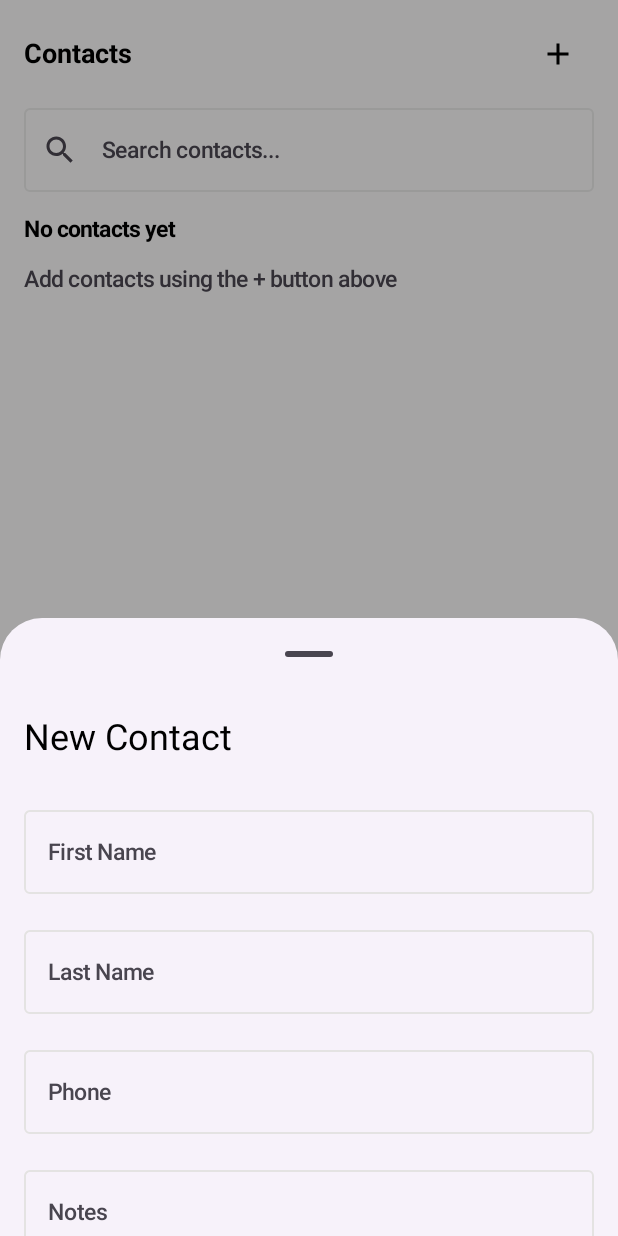
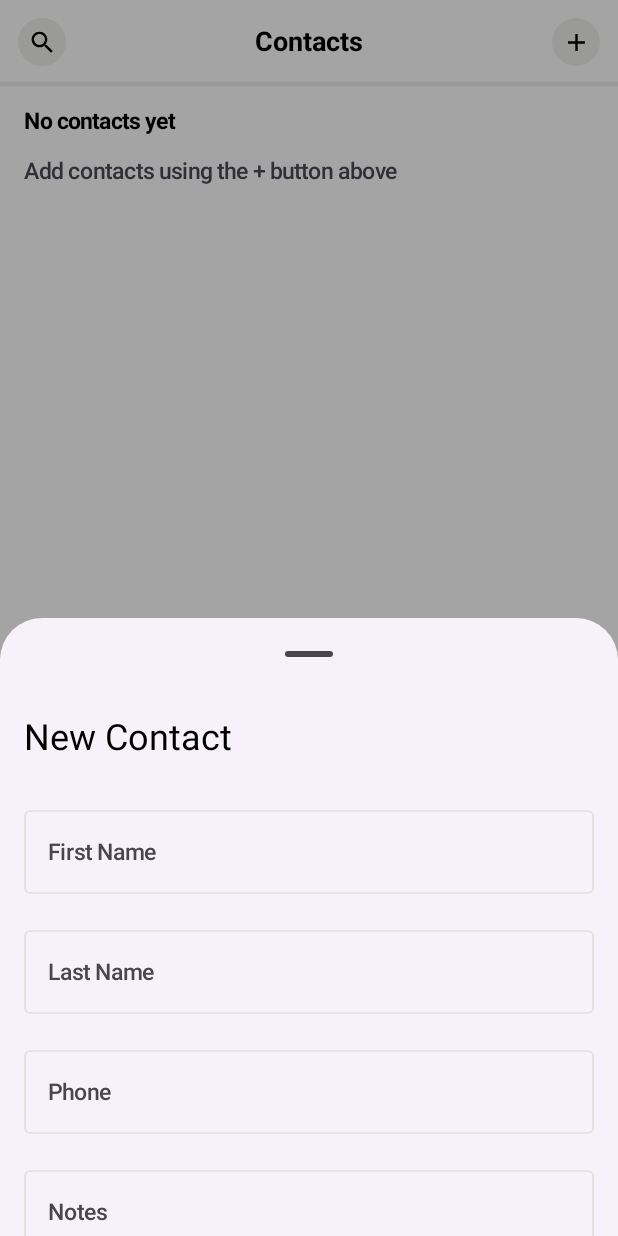
Before and after one commit to Infante/meadow-contact-app, an Android app built with Jetpack Compose: the screen it shows after launch (MainActivity), after a tap on "Add Contact", on a phone screen of 412 x 824 dp. Run offline under Robolectric (Android 15) with nearby library versions, the phone set to English and light mode, and no system bars; our stand-ins replace Room's generated code.

Commit message:
contact header styling

```diff
--- a/app/src/main/java/com/roberto/meadow/ui/components/ContactListHeader.kt
+++ b/app/src/main/java/com/roberto/meadow/ui/components/ContactListHeader.kt
@@ -1,6 +1,8 @@
 package com.roberto.meadow.ui.components
 
+import androidx.compose.foundation.background
 import androidx.compose.foundation.layout.*
+import androidx.compose.foundation.layout.Arrangement
 import androidx.compose.material.icons.Icons
 import androidx.compose.material.icons.filled.Add
 import androidx.compose.material.icons.filled.Search
@@ -11,6 +13,14 @@ import androidx.compose.ui.Modifier
 import androidx.compose.ui.unit.dp
 import androidx.compose.ui.tooling.preview.Preview
 import com.roberto.meadow.data.Contact
+import com.roberto.meadow.ui.theme.*
+import androidx.compose.ui.geometry.Offset
+import androidx.compose.ui.draw.drawBehind
+import androidx.compose.foundation.layout.WindowInsets
+import androidx.compose.foundation.layout.asPaddingValues
+import androidx.compose.foundation.layout.systemBars
+import androidx.compose.foundation.clickable
+
 
 @OptIn(ExperimentalMaterial3Api::class)
 @Composable
@@ -21,15 +31,53 @@ fun ContactListHeader(
     var showCreateSheet by remember { mutableStateOf(false) }
     var searchQuery by remember { mutableStateOf("") }
 
-    Column {
-        HeaderRow(onAddClick = { showCreateSheet = true })
-        SearchField(
-            query = searchQuery,
-            onQueryChange = {
-                searchQuery = it
-                onSearchQueryChange(it)
+
+    Row(
+        modifier = Modifier
+            .fillMaxWidth()
+            .padding(WindowInsets.systemBars.asPaddingValues()) // respects status bar
+            .drawBehind {
+                drawLine(
+                    color = Neutral200,
+                    start = Offset(0f, size.height),
+                    end = Offset(size.width, size.height),
+                    strokeWidth = 3.dp.toPx()
+                )
             }
-        )
+            .padding(horizontal = 12.dp, vertical = 12.dp),
+        horizontalArrangement = Arrangement.SpaceBetween,
+        verticalAlignment = Alignment.CenterVertically,
+    ) {
+
+        Box(
+            modifier = Modifier
+                .size(32.dp)
+                .background(color = Neutral200, shape = AppShapes.extraLarge),
+            contentAlignment = Alignment.Center
+        ) {
+            Icon(
+                imageVector = Icons.Filled.Search,
+                contentDescription = "Search",
+                modifier = Modifier.size(19.dp)
+            )
+        }
+
+        Text(text = "Contacts", style = MaterialTheme.typography.titleLarge)
+
+        Box(
+            modifier = Modifier
+                .size(32.dp)
+                .background(color = Neutral200, shape = AppShapes.extraLarge)
+            .clickable { showCreateSheet = true },
+            contentAlignment = Alignment.Center,
+        ) {
+            Icon(
+                imageVector = Icons.Filled.Add,
+                contentDescription = "Add Contact",
+                modifier = Modifier.size(19.dp)
+            )
+        }
+
     }
 
     if (showCreateSheet) {
@@ -37,24 +85,6 @@ fun ContactListHeader(
             onDismiss = { showCreateSheet = false },
             onCreateContact = onCreateContact
         )
-    }
-}
-
-@Composable
-private fun HeaderRow(
-    onAddClick: () -> Unit
-) {
-    Row(
-        modifier = Modifier
-            .fillMaxWidth()
-            .padding(horizontal = 16.dp, vertical = 12.dp),
-        horizontalArrangement = Arrangement.SpaceBetween,
-        verticalAlignment = Alignment.CenterVertically,
-    ) {
-        Text(text = "Contacts", style = MaterialTheme.typography.titleLarge)
-        IconButton(onClick = onAddClick) {
-            Icon(imageVector = Icons.Filled.Add, contentDescription = "Add Contact")
-        }
     }
 }
 
@@ -75,7 +105,7 @@ private fun SearchField(
         placeholder = { Text("Search contacts...") },
         modifier = Modifier
             .fillMaxWidth()
-            .padding(horizontal = 16.dp),
+            .padding(horizontal = 24.dp),
         singleLine = true
     )
 }
@@ -105,12 +135,6 @@ fun ContactListHeaderPreview() {
 
 @Preview(showBackground = true)
 @Composable
-fun HeaderRowPreview() {
-    HeaderRow(onAddClick = {})
-}
-
-@Preview(showBackground = true)
-@Composable
 fun SearchFieldPreview() {
     SearchField(query = "Roberto", onQueryChange = {})
 }
--- a/app/src/main/java/com/roberto/meadow/ui/screens/ContactListScreen.kt
+++ b/app/src/main/java/com/roberto/meadow/ui/screens/ContactListScreen.kt
@@ -1,5 +1,6 @@
 package com.roberto.meadow.ui.screens
 
+import androidx.compose.foundation.background
 import androidx.compose.foundation.layout.Column
 import androidx.compose.foundation.layout.padding
 import androidx.compose.material3.Scaffold
@@ -10,6 +11,7 @@ import com.roberto.meadow.ui.components.ContactList
 import com.roberto.meadow.ui.components.ContactListHeader
 import com.roberto.meadow.viewmodel.ContactViewModel
 import androidx.lifecycle.viewmodel.compose.viewModel
+import com.roberto.meadow.ui.theme.*
 
 @Composable
 fun ContactListScreen(
@@ -30,7 +32,8 @@ fun ContactListScreen(
             )
         },
     ) { padding ->
-        Column(modifier = Modifier.padding(padding)) {
+        Column(modifier = Modifier.padding(padding)
+        ) {
             ContactList(
                 contacts = contacts,
                 onContactClick = onContactClick
--- a/app/src/main/java/com/roberto/meadow/ui/theme/Shapes.kt
+++ b/app/src/main/java/com/roberto/meadow/ui/theme/Shapes.kt
@@ -7,5 +7,5 @@ import androidx.compose.ui.unit.dp
 val AppShapes = Shapes(
     small = RoundedCornerShape(4.dp),
     medium = RoundedCornerShape(8.dp),
-    large = RoundedCornerShape(16.dp)
+    large = RoundedCornerShape(16.dp),
 )
```
